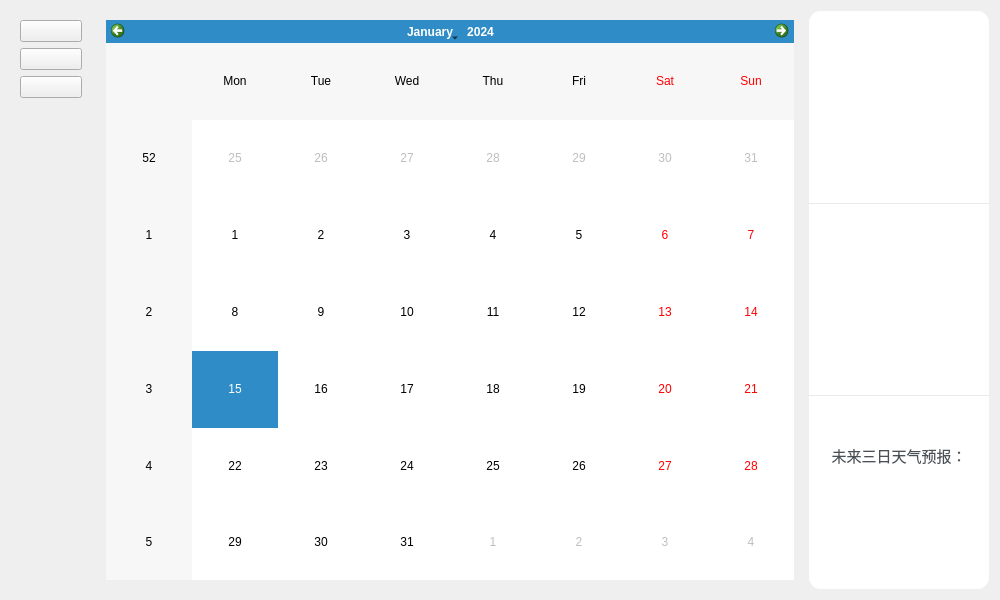
Above: Widget.ui from WeN1nG/DataAssistant before the change. Below: the same form after it.
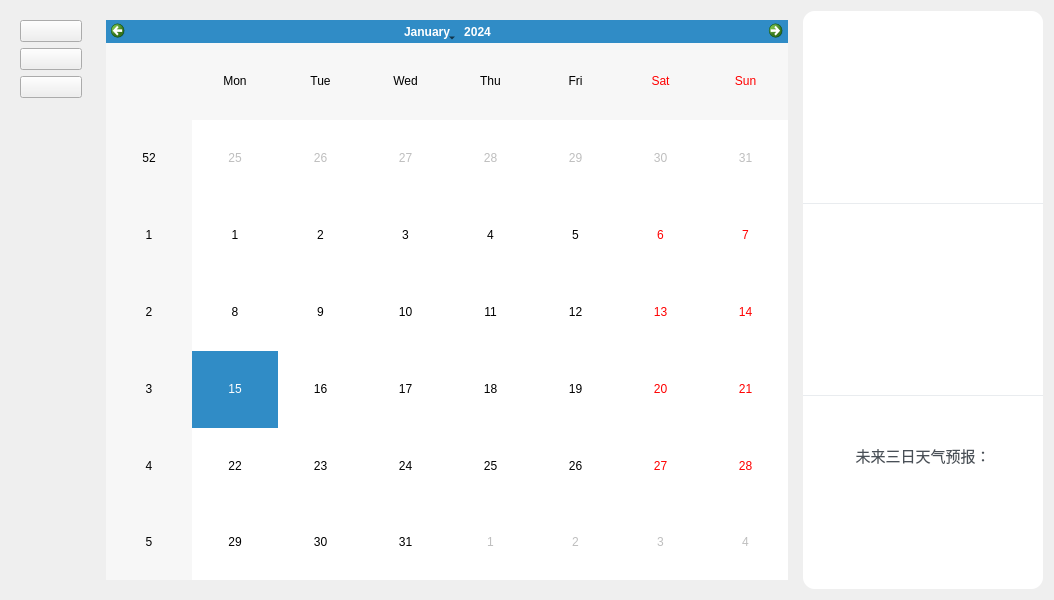
That is the form after the change.

The edit to the form file:
```diff
--- a/Widget.ui
+++ b/Widget.ui
@@ -119,13 +119,13 @@
     <widget class="QWidget" name="weatherWidget" native="true">
      <property name="minimumSize">
       <size>
-       <width>180</width>
+       <width>240</width>
        <height>0</height>
       </size>
      </property>
      <property name="maximumSize">
       <size>
-       <width>180</width>
+       <width>280</width>
        <height>16777215</height>
       </size>
      </property>
@@ -275,11 +275,14 @@
            <property name="font">
             <font>
              <family>Microsoft YaHei</family>
-             <pointsize>18</pointsize>
+             <pointsize>16</pointsize>
              <weight>75</weight>
              <bold>true</bold>
             </font>
            </property>
+           <property name="wordWrap">
+            <bool>true</bool>
+           </property>
            <property name="styleSheet">
             <string notr="true">color: #2c3e50;</string>
            </property>
@@ -386,12 +389,15 @@
            <property name="font">
             <font>
              <family>Microsoft YaHei</family>
-             <pointsize>12</pointsize>
+             <pointsize>11</pointsize>
             </font>
            </property>
            <property name="styleSheet">
             <string notr="true">color: #6c757d;
-line-height: 1.8;</string>
+line-height: 1.6;</string>
+           </property>
+           <property name="wordWrap">
+            <bool>true</bool>
            </property>
            <property name="text">
             <string/>
```
